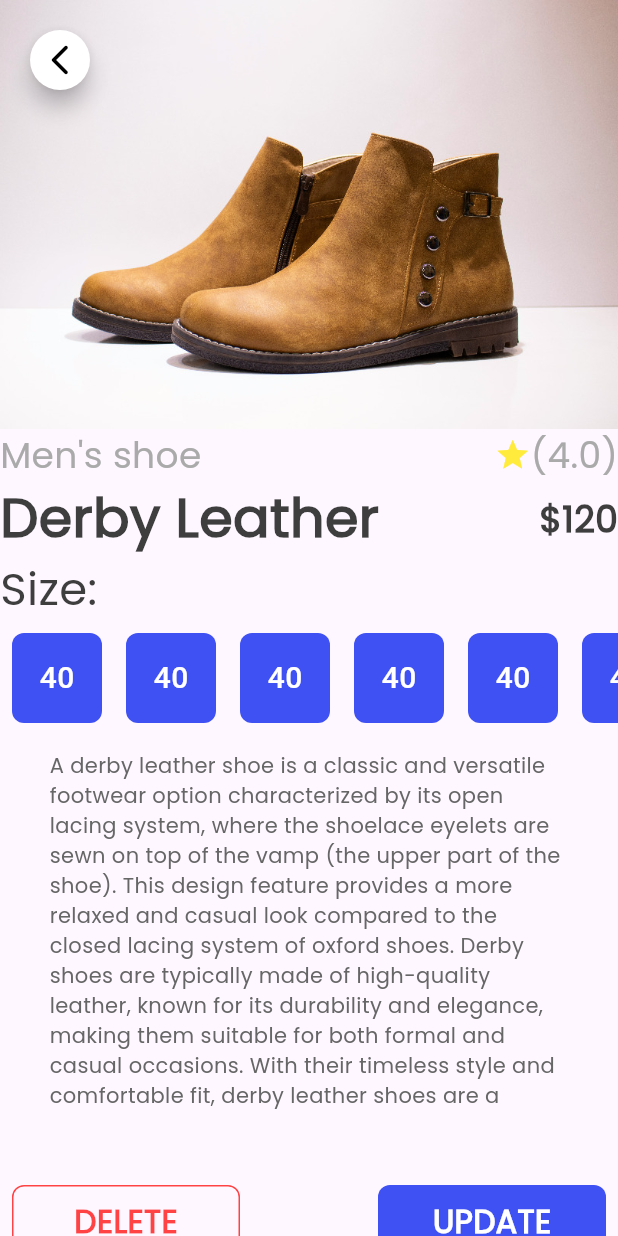
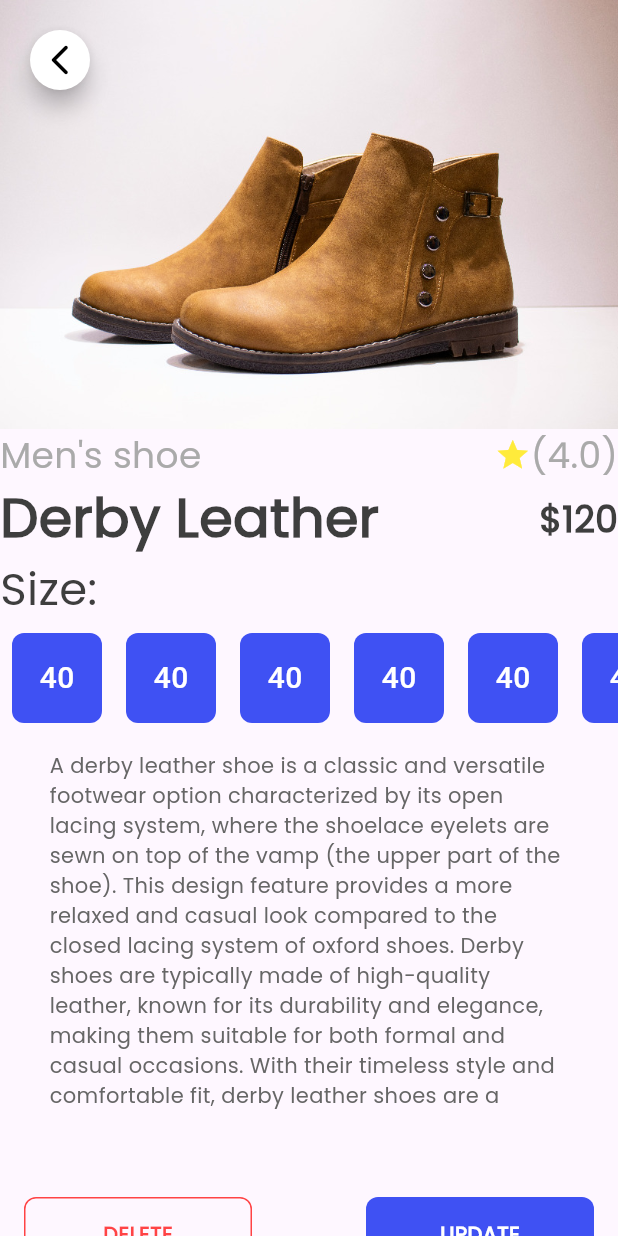
Before and after one commit to NatnaelBelay01/E-commerce-Mobile-app, a Flutter app: the screen it shows after launch, on a phone screen of 412 x 824 dp. Run offline on Flutter 3.47's test engine with Material 3 defaults, Android fonts, the phone set to English and light mode, and no system bars; our stand-ins replace dartz, equatable, internet_connection_checker, shared_preferences.

Commit message:
detail page done

```diff
--- a/ecommerce/lib/features/presentation/pages/details.dart
+++ b/ecommerce/lib/features/presentation/pages/details.dart
@@ -61,7 +61,7 @@ class MyDetailsPage extends StatelessWidget {
           height: 260,
           child: Padding(padding: EdgeInsets.all(10), child: Textareawidget()),
         ),
-        BottomButtons(),
+        Padding(padding: EdgeInsets.all(8), child: BottomButtons()),
       ],
     )));
   }
--- a/ecommerce/lib/features/presentation/widgets/detailbottombuttonswidget.dart
+++ b/ecommerce/lib/features/presentation/widgets/detailbottombuttonswidget.dart
@@ -25,7 +25,7 @@ class BottomButtons extends StatelessWidget {
                     child: Text(
                   'DELETE',
                   style: TextStyle(
-                    fontSize: 21,
+                    fontSize: 14,
                     color: Color(0xC9FF1313),
                     fontFamily: 'Poppins',
                     fontWeight: FontWeight.w600,
@@ -43,7 +43,7 @@ class BottomButtons extends StatelessWidget {
                     child: Text(
                   'UPDATE',
                   style: TextStyle(
-                    fontSize: 21,
+                    fontSize: 14,
                     color: Colors.white,
                     fontFamily: 'Poppins',
                     fontWeight: FontWeight.w600,
```
